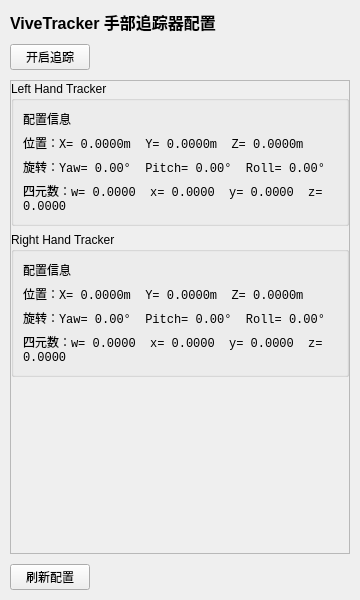
First picture: the form in ui/vive_tracker.ui, repository FOHEART/MotionGloveSDK_python, before the edit.
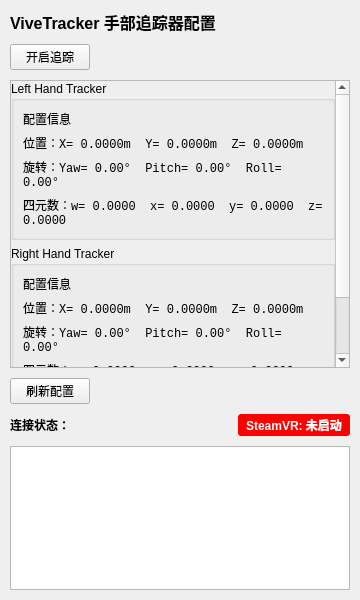
Second picture: the form after the edit.

Commit message: feat: Add SteamVR status checker and connection status UI for Vive Tracker

Patch:
```diff
--- a/ui/vive_tracker.ui
+++ b/ui/vive_tracker.ui
@@ -277,6 +277,65 @@
      </item>
     </layout>
    </item>
+   <item>
+    <layout class="QHBoxLayout" name="statusHeaderLayout">
+     <item>
+      <widget class="QLabel" name="connectionStatusLabel">
+       <property name="text">
+        <string>连接状态：</string>
+       </property>
+       <property name="styleSheet">
+        <string>font-weight: bold;</string>
+       </property>
+      </widget>
+     </item>
+     <item>
+      <spacer name="statusHeaderSpacer">
+       <property name="orientation">
+        <enum>Qt::Horizontal</enum>
+       </property>
+       <property name="sizeHint" stdset="0">
+        <size>
+         <width>40</width>
+         <height>20</height>
+        </size>
+       </property>
+      </spacer>
+     </item>
+     <item>
+      <widget class="QLabel" name="steamvrStatusLabel">
+       <property name="text">
+        <string>SteamVR: 未启动</string>
+       </property>
+       <property name="styleSheet">
+        <string>background-color: red; color: white; padding: 2px 8px; border-radius: 3px; font-weight: bold;</string>
+       </property>
+       <property name="alignment">
+        <set>Qt::AlignCenter</set>
+       </property>
+       <property name="minimumWidth">
+        <number>120</number>
+       </property>
+      </widget>
+     </item>
+    </layout>
+   </item>
+   <item>
+    <widget class="QTextEdit" name="connectionStatusText">
+     <property name="readOnly">
+      <bool>true</bool>
+     </property>
+     <property name="maximumHeight">
+      <number>120</number>
+     </property>
+     <property name="font">
+      <font>
+       <family>Courier New</family>
+       <pointsize>9</pointsize>
+      </font>
+     </property>
+    </widget>
+   </item>
   </layout>
  </widget>
  <resources/>
```
The commit also changes 3 other files.
